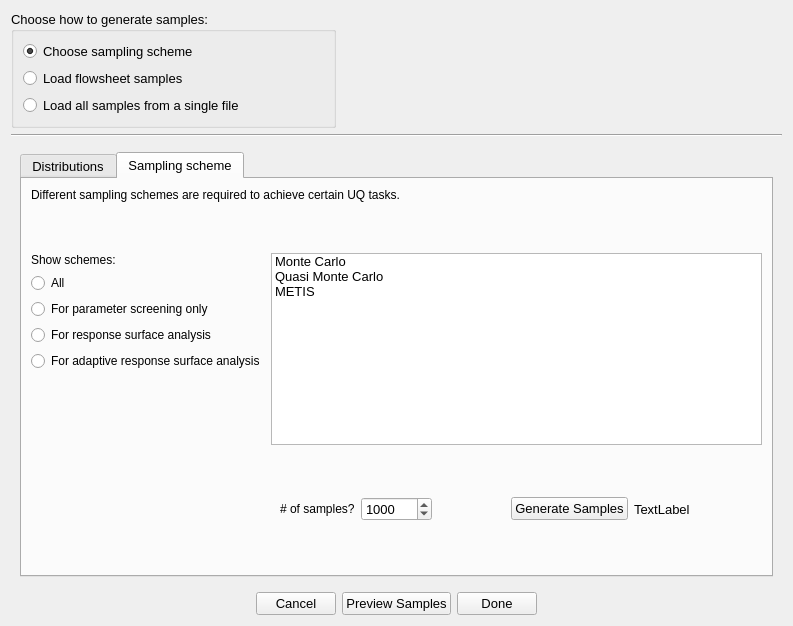
Old version of the form foqus_lib/gui/sdoe/SimSetup_UI.ui in the repository CCSI-Toolset/FOQUS.
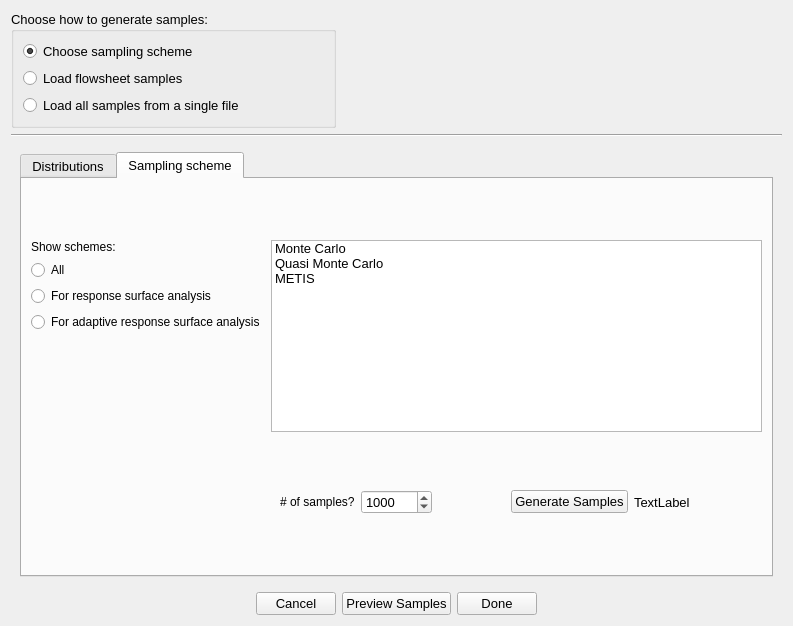
New version of the form. The open tabs and pages were chosen to show the change. Custom widgets are drawn as their Qt base class.

Commit message: Limiting the sampling scheme options for sdoe Changing a few parameters for plotting

The edit to the form file:
```diff
--- a/foqus_lib/gui/sdoe/SimSetup_UI.ui
+++ b/foqus_lib/gui/sdoe/SimSetup_UI.ui
@@ -127,19 +127,20 @@
            <string>Sampling scheme</string>
           </attribute>
           <layout class="QGridLayout" name="gridLayout_4">
-           <item row="0" column="0" colspan="2">
-            <widget class="QLabel" name="label_3">
-             <property name="font">
-              <font>
-               <pointsize>9</pointsize>
-              </font>
+           <item row="0" column="0">
+            <spacer name="verticalSpacer_4">
+             <property name="orientation">
+              <enum>Qt::Vertical</enum>
              </property>
-             <property name="text">
-              <string>Different sampling schemes are required to achieve certain UQ tasks.</string>
+             <property name="sizeHint" stdset="0">
+              <size>
+               <width>20</width>
+               <height>40</height>
+              </size>
              </property>
-            </widget>
+            </spacer>
            </item>
-           <item row="2" column="0">
+           <item row="1" column="0">
             <layout class="QVBoxLayout" name="verticalLayout">
              <item>
               <widget class="QLabel" name="label_4">
@@ -165,18 +166,6 @@
                </property>
               </widget>
              </item>
-             <item>
-              <widget class="QRadioButton" name="paramScreenRadio">
-               <property name="font">
-                <font>
-                 <pointsize>9</pointsize>
-                </font>
-               </property>
-               <property name="text">
-                <string>For parameter screening only</string>
-               </property>
-              </widget>
-             </item>
              <item>
               <widget class="QRadioButton" name="otherRadio">
                <property name="font">
@@ -216,37 +205,20 @@
              </item>
             </layout>
            </item>
-           <item row="2" column="1">
-            <widget class="QListWidget" name="schemesList">
-             <property name="maximumSize">
+           <item row="2" column="0">
+            <spacer name="verticalSpacer_3">
+             <property name="orientation">
+              <enum>Qt::Vertical</enum>
+             </property>
+             <property name="sizeHint" stdset="0">
               <size>
-               <width>16777215</width>
-               <height>16777215</height>
+               <width>20</width>
+               <height>40</height>
               </size>
              </property>
-             <property name="toolTip">
-              <string>Select the sampling scheme suitable for your analysis.
-Each sampling scheme will fill the space differently.
-You can always preview your ensemble after it is generated.</string>
-             </property>
-             <item>
-              <property name="text">
-               <string>Monte Carlo</string>
-              </property>
-             </item>
-             <item>
-              <property name="text">
-               <string>Quasi Monte Carlo</string>
-              </property>
-             </item>
-             <item>
-              <property name="text">
-               <string>METIS</string>
-              </property>
-             </item>
-            </widget>
+            </spacer>
            </item>
-           <item row="4" column="0" colspan="2">
+           <item row="3" column="0" colspan="2">
             <layout class="QHBoxLayout" name="horizontalLayout_4">
              <item>
               <layout class="QHBoxLayout" name="horizontalLayout_3">
@@ -336,7 +308,7 @@
              </item>
             </layout>
            </item>
-           <item row="5" column="0">
+           <item row="4" column="0">
             <spacer name="verticalSpacer_2">
              <property name="orientation">
               <enum>Qt::Vertical</enum>
@@ -349,31 +321,35 @@
              </property>
             </spacer>
            </item>
-           <item row="3" column="0">
-            <spacer name="verticalSpacer_3">
-             <property name="orientation">
-              <enum>Qt::Vertical</enum>
-             </property>
-             <property name="sizeHint" stdset="0">
+           <item row="1" column="1">
+            <widget class="QListWidget" name="schemesList">
+             <property name="maximumSize">
               <size>
-               <width>20</width>
-               <height>40</height>
+               <width>16777215</width>
+               <height>16777215</height>
               </size>
              </property>
-            </spacer>
-           </item>
-           <item row="1" column="0">
-            <spacer name="verticalSpacer_4">
-             <property name="orientation">
-              <enum>Qt::Vertical</enum>
+             <property name="toolTip">
+              <string>Select the sampling scheme suitable for your analysis.
+Each sampling scheme will fill the space differently.
+You can always preview your ensemble after it is generated.</string>
              </property>
-             <property name="sizeHint" stdset="0">
-              <size>
-               <width>20</width>
-               <height>40</height>
-              </size>
-             </property>
-            </spacer>
+             <item>
+              <property name="text">
+               <string>Monte Carlo</string>
+              </property>
+             </item>
+             <item>
+              <property name="text">
+               <string>Quasi Monte Carlo</string>
+              </property>
+             </item>
+             <item>
+              <property name="text">
+               <string>METIS</string>
+              </property>
+             </item>
+            </widget>
            </item>
           </layout>
          </widget>
```
Left out of the diff: 3 changed lines with no effect on the pictures. The commit also changes 2 other files.
